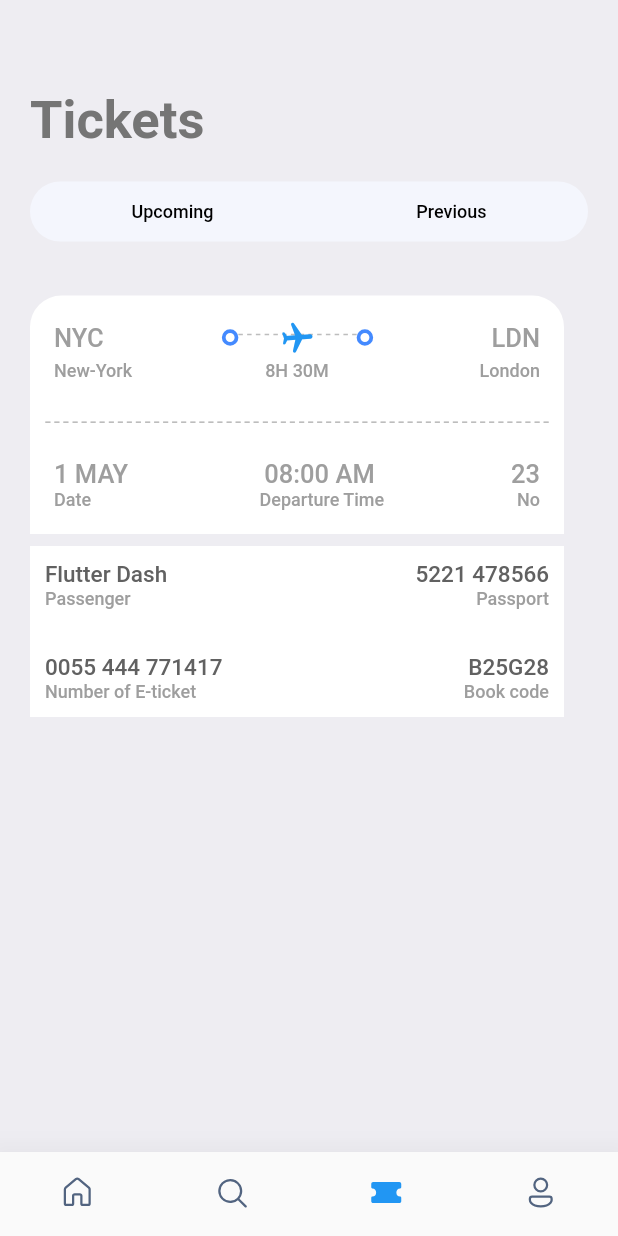
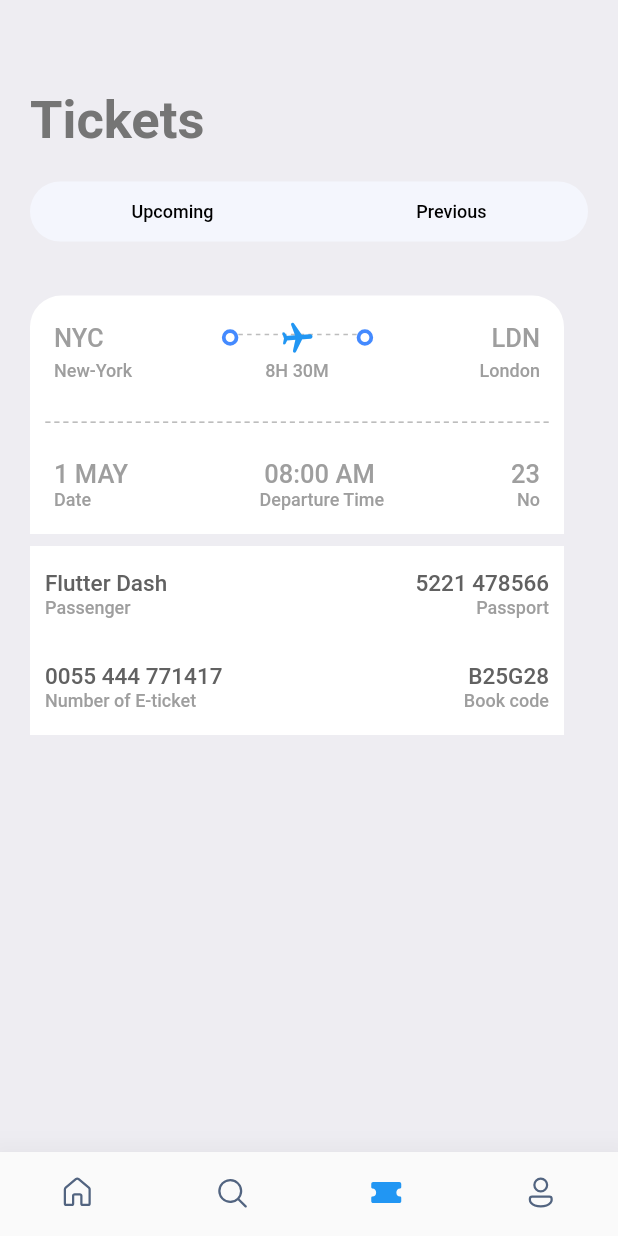
Before and after one commit to Willan0/ticket_aeroplane, a Flutter app: the screen it shows after launch, item 3 of the bottom bar chosen, on a phone screen of 412 x 824 dp. Run offline on Flutter 3.47's test engine with Material 2 defaults, Android fonts, the phone set to English and light mode, and no system bars; our stand-ins replace fluentui_icons, gap, get.

Commit message:
ticket_aeroplane

```diff
--- a/lib/screen/tickets.dart
+++ b/lib/screen/tickets.dart
@@ -51,7 +51,7 @@ class Tickets extends StatelessWidget {
             Container(
               width:size.width*0.85,
               margin: EdgeInsets.only(right: AppLayout.getWidth(16)),
-              padding: EdgeInsets.symmetric(vertical: AppLayout.getWidth(10),horizontal: AppLayout.getHeight(10)),
+              padding: EdgeInsets.symmetric(vertical: AppLayout.getHeight(16),horizontal: AppLayout.getWidth(10)),
               decoration: const BoxDecoration(
                 color: Colors.white
               ),
```
